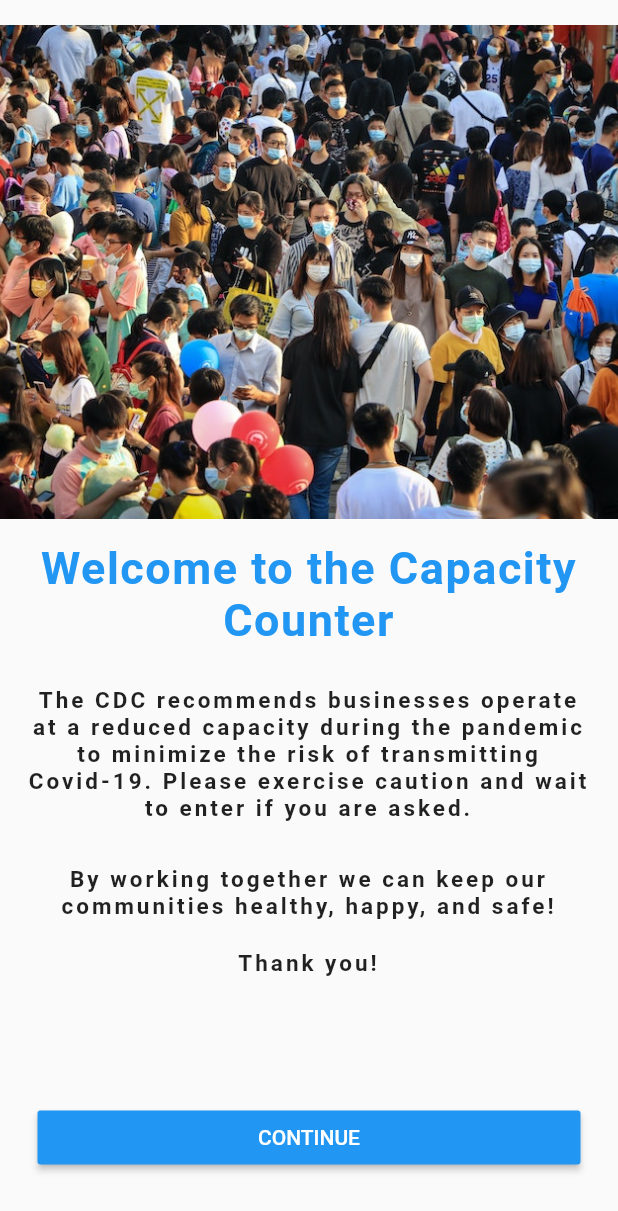
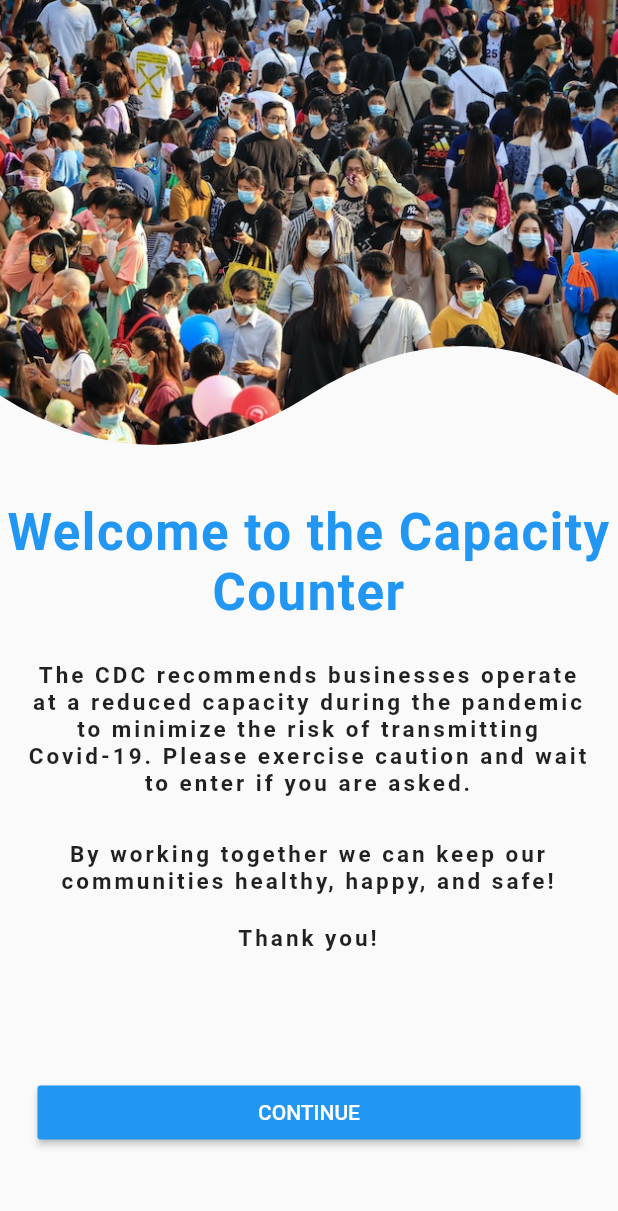
Before and after one commit to opunAI/business_capacity_challenge, a Flutter app: the screen it shows after launch, on a phone screen of 412 x 824 dp. Shown: the top 1211 px of the screen. Run offline on Flutter 3.47's test engine with Material 2 defaults, Android fonts, the phone set to English and light mode, and no system bars; our stand-ins replace font_awesome_flutter.

Commit message:
Welcome page design is complete.

```diff
--- a/lib/screens/welcome_screen.dart
+++ b/lib/screens/welcome_screen.dart
@@ -1,5 +1,6 @@
 import 'package:flutter/material.dart';
 import 'package:opun_challenge/util/app_style.dart';
+import 'package:opun_challenge/widgets/curve_clipper.dart';
 
 //TODO: improve design of the welcome screen
 
@@ -16,11 +17,11 @@ class _WelcomeScreenState extends State<WelcomeScreen> {
         child: Container(
           height: MediaQuery.of(context).size.height,
           child: Column(
-            mainAxisAlignment: MainAxisAlignment.center,
+            // mainAxisAlignment: MainAxisAlignment.center,
             crossAxisAlignment: CrossAxisAlignment.stretch,
             children: <Widget>[
               ClipPath(
-                //clipper: CurveClipper(),
+                clipper: CurveClipper(),
                 child: Image.asset(
                   'assets/images/crowded.jpg',
                   height: MediaQuery.of(context).size.height / 2.5,
@@ -28,12 +29,12 @@ class _WelcomeScreenState extends State<WelcomeScreen> {
                   fit: BoxFit.cover,
                 ),
               ),
-              SizedBox(height: 15),
+              SizedBox(height: 5),
               Text(
                 'Welcome to the Capacity Counter',
                 style: TextStyle(
                   color: Theme.of(context).primaryColor,
-                  fontSize: 30.0,
+                  fontSize: 34.0,
                   fontWeight: FontWeight.bold,
                   letterSpacing: 1.0,
                 ),
@@ -47,6 +48,7 @@ class _WelcomeScreenState extends State<WelcomeScreen> {
                   style: TextStyle(
                       fontSize: 15.0,
                       letterSpacing: 2.0,
+                      //height: 1.5,
                       fontWeight: FontWeight.bold),
                   textAlign: TextAlign.center,
                 ),
--- a/lib/widgets/curve_clipper.dart
+++ b/lib/widgets/curve_clipper.dart
@@ -3,12 +3,32 @@ import 'package:flutter/material.dart';
 class CurveClipper extends CustomClipper<Path> {
   @override
   Path getClip(Size size) {
-    throw UnimplementedError();
+    Path path = Path();
+    path.lineTo(0, 4 * size.height / 5);
+    Offset curvePoint1 = Offset(size.width /4, size.height);
+    Offset centerPoint = Offset(size.width /2, 4 * size.height / 5);
+    path.quadraticBezierTo(
+        curvePoint1.dx,
+        curvePoint1.dy,
+        centerPoint.dx,
+        centerPoint.dy
+    );
+    Offset curvePoint2 = Offset(3 * size.width / 4, 3 * size.height / 5 );
+    Offset endPoint = Offset(size.width, 4 * size.height /5);
+    path.quadraticBezierTo(
+        curvePoint2.dx,
+        curvePoint2.dy,
+        endPoint.dx,
+        endPoint.dy
+    );
+    path.lineTo(size.width, 0);
+    path.close();
+    return path;
   }
 
   @override
   bool shouldReclip(covariant CustomClipper<Path> oldClipper) {
-    throw UnimplementedError();
+    return false;
   }
 
 }
```
